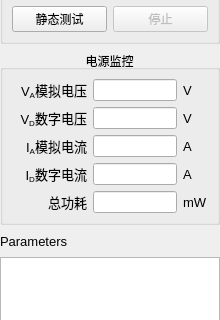
First picture: the form in soft/zebra-scope/ControlPanel.ui, repository Quenii/ADCEVM, before the edit; both pictures show x 0 to 220 and y 331 to 651 of the 220 by 1060 pixel window.
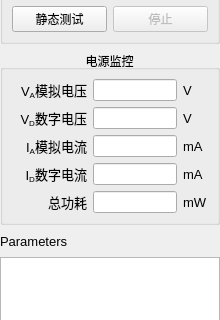
Second picture: the form after the edit. Custom widgets are drawn as their Qt base class.

```diff
--- a/soft/zebra-scope/ControlPanel.ui
+++ b/soft/zebra-scope/ControlPanel.ui
@@ -247,6 +247,12 @@
         </item>
         <item row="2" column="2">
          <widget class="QLabel" name="labl_29">
+          <property name="sizePolicy">
+           <sizepolicy hsizetype="Preferred" vsizetype="Preferred">
+            <horstretch>0</horstretch>
+            <verstretch>0</verstretch>
+           </sizepolicy>
+          </property>
           <property name="font">
            <font>
             <family>Arial</family>
@@ -254,7 +260,7 @@
            </font>
           </property>
           <property name="text">
-           <string>A</string>
+           <string>mA</string>
           </property>
          </widget>
         </item>
@@ -371,7 +377,7 @@
            </font>
           </property>
           <property name="text">
-           <string>A</string>
+           <string>mA</string>
           </property>
          </widget>
         </item>
```
